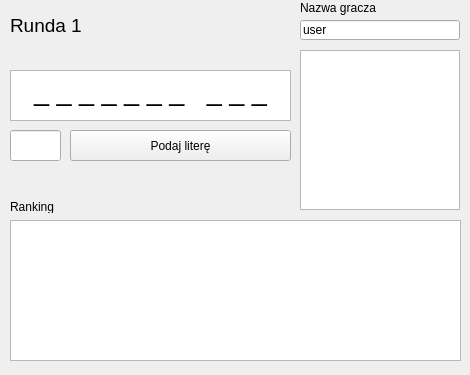
Qt form Wisielec/gamewindow.ui (Dombearx/Wisielec) before a commit.
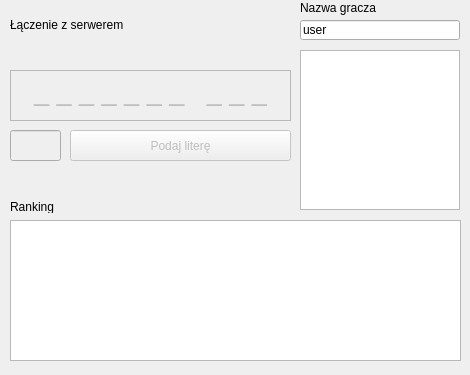
The same form after that commit.

Commit message: Serwer działający równolegle z programem + poprawne łączenie klientów z serwerem

Diff of the .ui file:
```diff
--- a/Wisielec/gamewindow.ui
+++ b/Wisielec/gamewindow.ui
@@ -15,7 +15,7 @@
   </property>
   <widget class="QTextEdit" name="textEdit">
    <property name="enabled">
-    <bool>true</bool>
+    <bool>false</bool>
    </property>
    <property name="geometry">
     <rect>
@@ -35,8 +35,8 @@
     <string>&lt;!DOCTYPE HTML PUBLIC &quot;-//W3C//DTD HTML 4.0//EN&quot; &quot;http://www.w3.org/TR/REC-html40/strict.dtd&quot;&gt;
 &lt;html&gt;&lt;head&gt;&lt;meta name=&quot;qrichtext&quot; content=&quot;1&quot; /&gt;&lt;style type=&quot;text/css&quot;&gt;
 p, li { white-space: pre-wrap; }
-&lt;/style&gt;&lt;/head&gt;&lt;body style=&quot; font-family:'MS Shell Dlg 2'; font-size:8.25pt; font-weight:400; font-style:normal;&quot;&gt;
-&lt;p align=&quot;center&quot; style=&quot; margin-top:0px; margin-bottom:0px; margin-left:0px; margin-right:0px; -qt-block-indent:0; text-indent:0px;&quot;&gt;&lt;span style=&quot; font-size:20pt;&quot;&gt;_ _ _ _ _ _ _   _ _ _&lt;/span&gt;&lt;/p&gt;&lt;/body&gt;&lt;/html&gt;</string>
+&lt;/style&gt;&lt;/head&gt;&lt;body style=&quot; font-family:'Cantarell'; font-size:11pt; font-weight:400; font-style:normal;&quot;&gt;
+&lt;p align=&quot;center&quot; style=&quot; margin-top:0px; margin-bottom:0px; margin-left:0px; margin-right:0px; -qt-block-indent:0; text-indent:0px;&quot;&gt;&lt;span style=&quot; font-family:'MS Shell Dlg 2'; font-size:20pt;&quot;&gt;_ _ _ _ _ _ _   _ _ _&lt;/span&gt;&lt;/p&gt;&lt;/body&gt;&lt;/html&gt;</string>
    </property>
   </widget>
   <widget class="QLabel" name="label">
@@ -44,12 +44,12 @@
     <rect>
      <x>10</x>
      <y>10</y>
-     <width>71</width>
+     <width>271</width>
      <height>31</height>
     </rect>
    </property>
    <property name="text">
-    <string>&lt;html&gt;&lt;head/&gt;&lt;body&gt;&lt;p&gt;&lt;span style=&quot; font-size:14pt;&quot;&gt;Runda 1&lt;/span&gt;&lt;/p&gt;&lt;/body&gt;&lt;/html&gt;</string>
+    <string>&lt;html&gt;&lt;head/&gt;&lt;body&gt;&lt;p&gt;Łączenie z serwerem&lt;/p&gt;&lt;/body&gt;&lt;/html&gt;</string>
    </property>
    <property name="wordWrap">
     <bool>false</bool>
@@ -105,6 +105,9 @@
    </property>
   </widget>
   <widget class="QLineEdit" name="letterEdit">
+   <property name="enabled">
+    <bool>false</bool>
+   </property>
    <property name="geometry">
     <rect>
      <x>10</x>
@@ -117,7 +120,10 @@
     <string/>
    </property>
   </widget>
-  <widget class="QPushButton" name="pushButton">
+  <widget class="QPushButton" name="letterBtn">
+   <property name="enabled">
+    <bool>false</bool>
+   </property>
    <property name="geometry">
     <rect>
      <x>70</x>
```
The commit also changes 9 other files.
